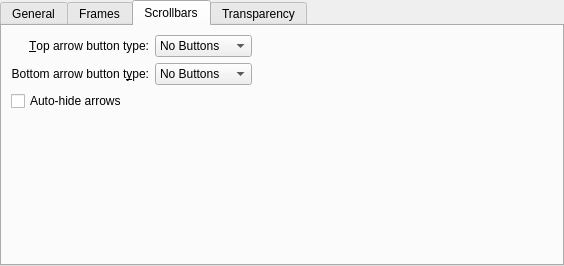
Qt form kstyle/config/ui/breezestyleconfig.ui (KDE/breeze) before a commit.
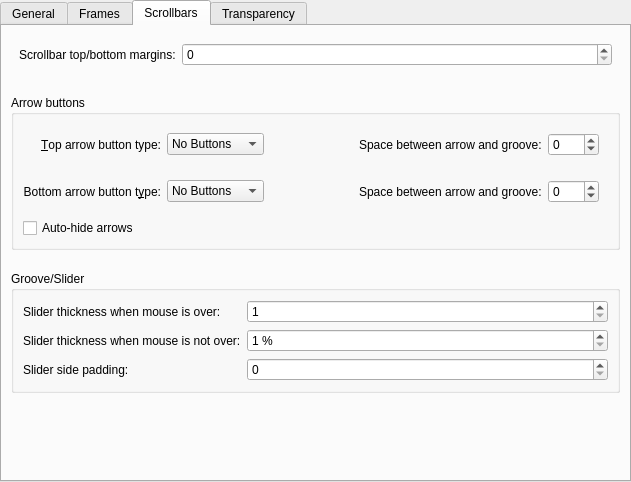
The same form after that commit. The open tabs and pages were chosen to show the change. Icons and pictures are not drawn.

Commit message: Configurable scollbars; Sliders now can vary thickness depending on mouseover; Removed scrollbars without widgets (e.g. in qcc2 apps) from auto-hide arrows exception list.

```diff
--- a/kstyle/config/ui/breezestyleconfig.ui
+++ b/kstyle/config/ui/breezestyleconfig.ui
@@ -6,8 +6,8 @@
    <rect>
     <x>0</x>
     <y>0</y>
-    <width>564</width>
-    <height>266</height>
+    <width>631</width>
+    <height>482</height>
    </rect>
   </property>
   <property name="sizePolicy">
@@ -217,85 +217,361 @@
       <attribute name="title">
        <string>Scrollbars</string>
       </attribute>
-      <layout class="QGridLayout" name="gridLayout_6">
-       <item row="1" column="2">
-        <spacer name="horizontalSpacer_2">
+      <layout class="QVBoxLayout" name="verticalLayout">
+       <item>
+        <layout class="QFormLayout" name="formLayout_4">
+         <property name="leftMargin">
+          <number>8</number>
+         </property>
+         <property name="topMargin">
+          <number>8</number>
+         </property>
+         <property name="rightMargin">
+          <number>8</number>
+         </property>
+         <property name="bottomMargin">
+          <number>8</number>
+         </property>
+         <item row="0" column="0">
+          <widget class="QLabel" name="label_10">
+           <property name="text">
+            <string>Scrollbar top/bottom margins:</string>
+           </property>
+          </widget>
+         </item>
+         <item row="0" column="1">
+          <widget class="QSpinBox" name="_scrollBarTopBottomMargins"/>
+         </item>
+        </layout>
+       </item>
+       <item>
+        <spacer name="verticalSpacer_6">
          <property name="orientation">
-          <enum>Qt::Horizontal</enum>
+          <enum>Qt::Vertical</enum>
          </property>
+         <property name="sizeType">
+          <enum>QSizePolicy::Fixed</enum>
+         </property>
          <property name="sizeHint" stdset="0">
           <size>
-           <width>40</width>
-           <height>20</height>
+           <width>20</width>
+           <height>15</height>
           </size>
          </property>
         </spacer>
        </item>
-       <item row="0" column="1">
-        <widget class="QComboBox" name="_scrollBarSubLineButtons">
-         <item>
-          <property name="text">
-           <string>No Buttons</string>
-          </property>
-         </item>
-         <item>
-          <property name="text">
-           <string>One Button</string>
-          </property>
-         </item>
-         <item>
-          <property name="text">
-           <string>Two Buttons</string>
-          </property>
-         </item>
+       <item>
+        <widget class="QGroupBox" name="groupBox">
+         <property name="title">
+          <string>Arrow buttons</string>
+         </property>
+         <layout class="QVBoxLayout" name="verticalLayout_4">
+          <item>
+           <layout class="QGridLayout" name="gridLayout_3">
+            <item row="1" column="3">
+             <widget class="QStackedWidget" name="stackedWidget_2">
+              <property name="currentIndex">
+               <number>0</number>
+              </property>
+              <widget class="QWidget" name="page_bottom_no_buttons">
+               <layout class="QFormLayout" name="formLayout_3"/>
+              </widget>
+              <widget class="QWidget" name="page_bottom_one_button">
+               <layout class="QFormLayout" name="formLayout_6">
+                <item row="0" column="0">
+                 <widget class="QLabel" name="label_4">
+                  <property name="text">
+                   <string>Space between arrow and groove:</string>
+                  </property>
+                  <property name="buddy">
+                   <cstring>_scrollBarBottomOneButtonSpacing</cstring>
+                  </property>
+                 </widget>
+                </item>
+                <item row="0" column="1">
+                 <widget class="QSpinBox" name="_scrollBarBottomOneButtonSpacing">
+                  <property name="minimum">
+                   <number>-10</number>
+                  </property>
+                  <property name="maximum">
+                   <number>10</number>
+                  </property>
+                 </widget>
+                </item>
+               </layout>
+              </widget>
+              <widget class="QWidget" name="page_bottom_two_buttons">
+               <layout class="QFormLayout" name="formLayout_8">
+                <item row="0" column="0">
+                 <widget class="QLabel" name="label_7">
+                  <property name="text">
+                   <string>Space between arrows and groove:</string>
+                  </property>
+                  <property name="buddy">
+                   <cstring>_scrollBarBottomTwoButtonSpacing</cstring>
+                  </property>
+                 </widget>
+                </item>
+                <item row="0" column="1">
+                 <widget class="QSpinBox" name="_scrollBarBottomTwoButtonSpacing">
+                  <property name="minimum">
+                   <number>-10</number>
+                  </property>
+                  <property name="maximum">
+                   <number>10</number>
+                  </property>
+                 </widget>
+                </item>
+               </layout>
+              </widget>
+             </widget>
+            </item>
+            <item row="2" column="0">
+             <widget class="QCheckBox" name="_autoHideArrows">
+              <property name="text">
+               <string>Auto-hide arrows</string>
+              </property>
+             </widget>
+            </item>
+            <item row="0" column="3">
+             <widget class="QStackedWidget" name="stackedWidget">
+              <property name="currentIndex">
+               <number>0</number>
+              </property>
+              <widget class="QWidget" name="page_top_no_buttons">
+               <layout class="QFormLayout" name="formLayout"/>
+              </widget>
+              <widget class="QWidget" name="page_top_one_button">
+               <layout class="QFormLayout" name="formLayout_5">
+                <item row="0" column="0">
+                 <widget class="QLabel" name="label_3">
+                  <property name="text">
+                   <string>Space between arrow and groove:</string>
+                  </property>
+                  <property name="buddy">
+                   <cstring>_scrollBarTopOneButtonSpacing</cstring>
+                  </property>
+                 </widget>
+                </item>
+                <item row="0" column="1">
+                 <widget class="QSpinBox" name="_scrollBarTopOneButtonSpacing">
+                  <property name="minimum">
+                   <number>-10</number>
+                  </property>
+                  <property name="maximum">
+                   <number>10</number>
+                  </property>
+                 </widget>
+                </item>
+               </layout>
+              </widget>
+              <widget class="QWidget" name="page_top_two_buttons">
+               <layout class="QFormLayout" name="formLayout_7">
+                <item row="0" column="1">
+                 <widget class="QSpinBox" name="_scrollBarTopTwoButtonSpacing">
+                  <property name="minimum">
+                   <number>-10</number>
+                  </property>
+                  <property name="maximum">
+                   <number>10</number>
+                  </property>
+                 </widget>
+                </item>
+                <item row="0" column="0">
+                 <widget class="QLabel" name="label_6">
+                  <property name="text">
+                   <string>Space between arrows and groove:</string>
+                  </property>
+                 </widget>
+                </item>
+               </layout>
+              </widget>
+             </widget>
+            </item>
+            <item row="0" column="1">
+             <widget class="QComboBox" name="_scrollBarSubLineButtons">
+              <item>
+               <property name="text">
+                <string>No Buttons</string>
+               </property>
+              </item>
+              <item>
+               <property name="text">
+                <string>One Button</string>
+               </property>
+              </item>
+              <item>
+               <property name="text">
+                <string>Two Buttons</string>
+               </property>
+              </item>
+             </widget>
+            </item>
+            <item row="1" column="0">
+             <widget class="QLabel" name="_scrollBarAddLineLabel">
+              <property name="text">
+               <string>Bottom arrow button t&amp;ype:</string>
+              </property>
+              <property name="alignment">
+               <set>Qt::AlignRight|Qt::AlignTrailing|Qt::AlignVCenter</set>
+              </property>
+              <property name="buddy">
+               <cstring>_scrollBarAddLineButtons</cstring>
+              </property>
+             </widget>
+            </item>
+            <item row="1" column="1">
+             <widget class="QComboBox" name="_scrollBarAddLineButtons">
+              <item>
+               <property name="text">
+                <string>No Buttons</string>
+               </property>
+              </item>
+              <item>
+               <property name="text">
+                <string>One Button</string>
+               </property>
+              </item>
+              <item>
+               <property name="text">
+                <string>Two Buttons</string>
+               </property>
+              </item>
+             </widget>
+            </item>
+            <item row="0" column="0">
+             <widget class="QLabel" name="_scrollBarSubLineLabel">
+              <property name="text">
+               <string>&amp;Top arrow button type:</string>
+              </property>
+              <property name="alignment">
+               <set>Qt::AlignRight|Qt::AlignTrailing|Qt::AlignVCenter</set>
+              </property>
+              <property name="buddy">
+               <cstring>_scrollBarSubLineButtons</cstring>
+              </property>
+             </widget>
+            </item>
+            <item row="0" column="2">
+             <spacer name="horizontalSpacer">
+              <property name="orientation">
+               <enum>Qt::Horizontal</enum>
+              </property>
+              <property name="sizeHint" stdset="0">
+               <size>
+                <width>40</width>
+                <height>20</height>
+               </size>
+              </property>
+             </spacer>
+            </item>
+           </layout>
+          </item>
+         </layout>
         </widget>
        </item>
-       <item row="1" column="1">
-        <widget class="QComboBox" name="_scrollBarAddLineButtons">
-         <item>
-          <property name="text">
-           <string>No Buttons</string>
-          </property>
-         </item>
-         <item>
-          <property name="text">
-           <string>One Button</string>
-          </property>
-         </item>
-         <item>
-          <property name="text">
-           <string>Two Buttons</string>
-          </property>
-         </item>
-        </widget>
-       </item>
-       <item row="1" column="0">
-        <widget class="QLabel" name="_scrollBarAddLineLabel">
-         <property name="text">
-          <string>Bottom arrow button t&amp;ype:</string>
+       <item>
+        <spacer name="verticalSpacer_2">
+         <property name="orientation">
+          <enum>Qt::Vertical</enum>
          </property>
-         <property name="alignment">
-          <set>Qt::AlignRight|Qt::AlignTrailing|Qt::AlignVCenter</set>
+         <property name="sizeType">
+          <enum>QSizePolicy::Fixed</enum>
          </property>
-         <property name="buddy">
-          <cstring>_scrollBarAddLineButtons</cstring>
+         <property name="sizeHint" stdset="0">
+          <size>
+           <width>20</width>
+           <height>15</height>
+          </size>
          </property>
-        </widget>
+        </spacer>
        </item>
-       <item row="0" column="0">
-        <widget class="QLabel" name="_scrollBarSubLineLabel">
-         <property name="text">
-          <string>&amp;Top arrow button type:</string>
+       <item>
+        <widget class="QGroupBox" name="groupBox_2">
+         <property name="title">
+          <string>Groove/Slider</string>
          </property>
-         <property name="alignment">
-          <set>Qt::AlignRight|Qt::AlignTrailing|Qt::AlignVCenter</set>
-         </property>
-         <property name="buddy">
-          <cstring>_scrollBarSubLineButtons</cstring>
-         </property>
+         <layout class="QVBoxLayout" name="verticalLayout_5">
+          <item>
+           <layout class="QFormLayout" name="formLayout_2">
+            <item row="1" column="0">
+             <widget class="QLabel" name="label">
+              <property name="text">
+               <string>Slider thickness when mouse is over:</string>
+              </property>
+              <property name="buddy">
+               <cstring>_scrollBarSliderThicknessMouseOver</cstring>
+              </property>
+             </widget>
+            </item>
+            <item row="1" column="1">
+             <widget class="QSpinBox" name="_scrollBarSliderThicknessMouseOver">
+              <property name="minimumSize">
+               <size>
+                <width>74</width>
+                <height>0</height>
+               </size>
+              </property>
+              <property name="minimum">
+               <number>1</number>
+              </property>
+              <property name="maximum">
+               <number>50</number>
+              </property>
+             </widget>
+            </item>
+            <item row="2" column="0">
+             <widget class="QLabel" name="label_2">
+              <property name="text">
+               <string>Slider thickness when mouse is not over:</string>
+              </property>
+              <property name="buddy">
+               <cstring>_scrollBarSliderThicknessMouseNotOverPercent</cstring>
+              </property>
+             </widget>
+            </item>
+            <item row="2" column="1">
+             <widget class="QSpinBox" name="_scrollBarSliderThicknessMouseNotOverPercent">
+              <property name="suffix">
+               <string> %</string>
+              </property>
+              <property name="minimum">
+               <number>1</number>
+              </property>
+              <property name="maximum">
+               <number>100</number>
+              </property>
+             </widget>
+            </item>
+            <item row="3" column="1">
+             <widget class="QSpinBox" name="_scrollBarSliderPadding">
+              <property name="minimumSize">
+               <size>
+                <width>74</width>
+                <height>0</height>
+               </size>
+              </property>
+              <property name="maximum">
+               <number>20</number>
+              </property>
+             </widget>
+            </item>
+            <item row="3" column="0">
+             <widget class="QLabel" name="label_5">
+              <property name="text">
+               <string>Slider side padding:</string>
+              </property>
+              <property name="buddy">
+               <cstring>_scrollBarSliderPadding</cstring>
+              </property>
+             </widget>
+            </item>
+           </layout>
+          </item>
+         </layout>
         </widget>
        </item>
-       <item row="3" column="0" colspan="3">
+       <item>
         <spacer name="verticalSpacer_4">
          <property name="orientation">
           <enum>Qt::Vertical</enum>
@@ -308,13 +584,6 @@
          </property>
         </spacer>
        </item>
-       <item row="2" column="0">
-        <widget class="QCheckBox" name="_autoHideArrows">
-         <property name="text">
-          <string>Auto-hide arrows</string>
-         </property>
-        </widget>
-       </item>
       </layout>
      </widget>
      <widget class="QWidget" name="tab_5">
```
Left out of the diff: 318 changed lines with no effect on the pictures. The commit also changes 10 other files.
